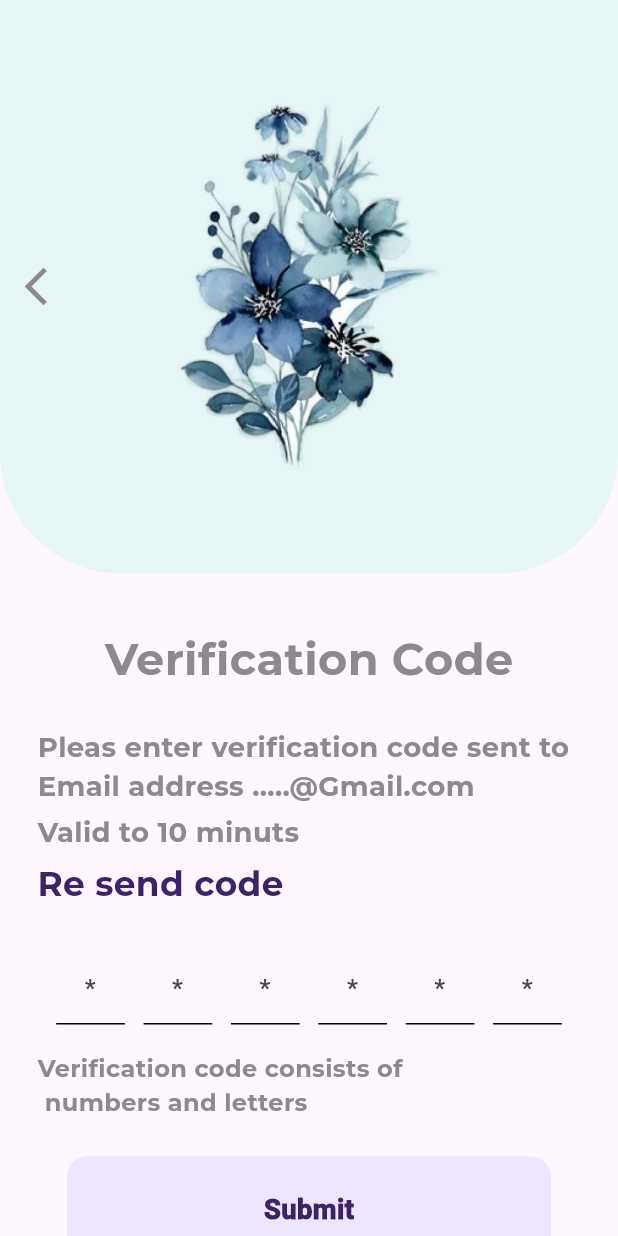
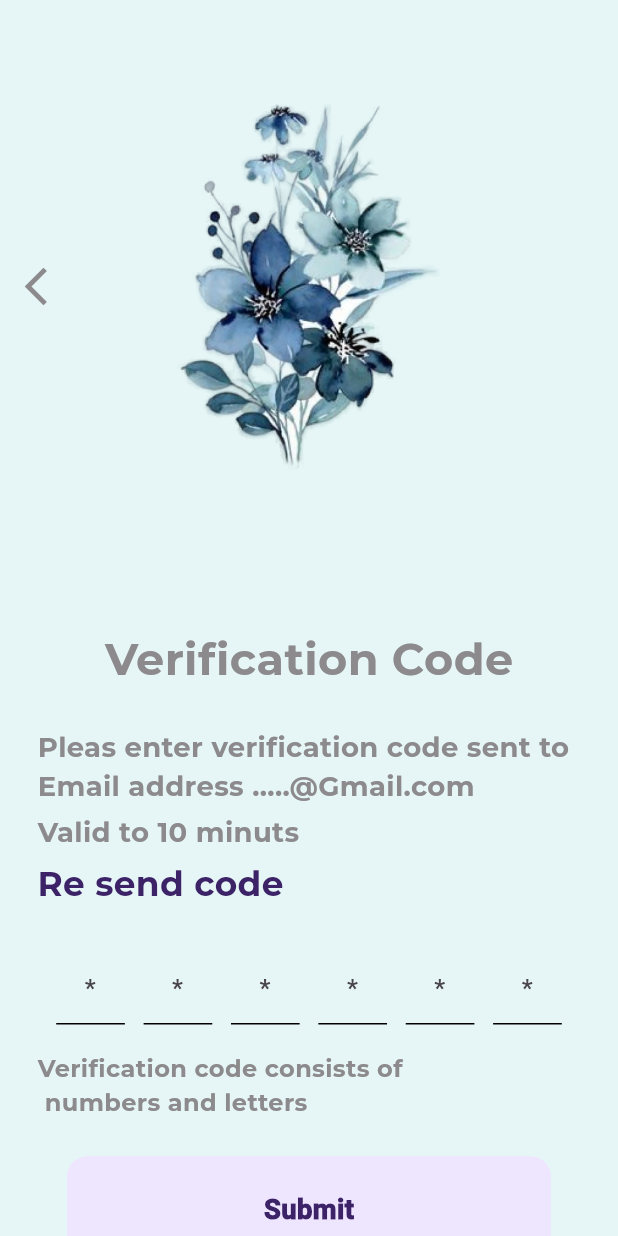
Before and after one commit to OBADA-ALNAASAN/flower_shop, a Flutter app: the screen it shows after launch, after a tap on "Login", on a phone screen of 412 x 824 dp. Run offline on Flutter 3.47's test engine with Material 3 defaults, Android fonts, the phone set to English and light mode, and no system bars; our stand-ins replace flutter_screenutil, get.

Commit message:
second commit

```diff
--- a/lib/constant/app_routes.dart
+++ b/lib/constant/app_routes.dart
@@ -4,4 +4,10 @@ class AppRoutes {
 
   static const String loginScreen = "/LoginScreen";
   static const String verificationScreen = "/VerificationPage";
+  static const String flowerdetailspage = "/FloweDetailsPage";
+  static const String filterpage = "/FilterPage";
+  static const String flowerpage = "/FlowerPage";
+  static const String mycartpage = "/MycartPage";
+  static const String paymentpage = "/PaymentPage";
+  static const String sittingpage = "/SittingScreen";
 }
--- /dev/null
+++ b/lib/constant/app_theme.dart
@@ -0,0 +1,21 @@
+import 'package:flower_shop/constant/app_color.dart';
+import 'package:flutter/material.dart';
+
+class AppTheme {
+  static ThemeData customDarkTheme = ThemeData.dark().copyWith(
+    scaffoldBackgroundColor: AppColors.darkgray,
+    primaryColor: AppColors.darkgray,
+  );
+  static ThemeData customLightTheme = ThemeData.light().copyWith(
+    scaffoldBackgroundColor: AppColors.blue,
+    primaryColor: AppColors.blue,
+
+  );
+}
+// (){
+//   if(Get.isDarkMode){
+//     Get.changeTheme(AppTheme.customLightTheme);
+//   }else{
+//     Get.changeTheme(AppTheme.customDarkTheme);
+//   }
+// }
--- a/lib/main.dart
+++ b/lib/main.dart
@@ -1,3 +1,4 @@
+import 'package:flower_shop/constant/app_theme.dart';
 import 'package:flower_shop/routes.dart';
 import 'package:flutter/material.dart';
 import 'package:flutter_screenutil/flutter_screenutil.dart';
@@ -16,6 +17,7 @@ class MyApp extends StatelessWidget {
     return  ScreenUtilInit(
       child: GetMaterialApp(   debugShowCheckedModeBanner: false,
       title: 'Splash Screen',
+      theme: AppTheme.customLightTheme,
       getPages: routes,),
     );
   }
--- a/lib/routes.dart
+++ b/lib/routes.dart
@@ -2,22 +2,26 @@ import 'package:flower_shop/constant/app_routes.dart';
 import 'package:flower_shop/view/auth/login_screen.dart';
 import 'package:flower_shop/view/auth/signup_screen.dart';
 import 'package:flower_shop/view/auth/verificatation_screen.dart';
+import 'package:flower_shop/view/filter_page.dart';
+import 'package:flower_shop/view/flowe_details_page.dart';
+import 'package:flower_shop/view/flower_page.dart';
 import 'package:flower_shop/view/home_page.dart';
+import 'package:flower_shop/view/mycart_page.dart';
+import 'package:flower_shop/view/payment_page.dart';
+import 'package:flower_shop/view/sitting_screen.dart';
 import 'package:get/get_navigation/src/routes/get_route.dart';
 
 List<GetPage<dynamic>>? routes = [
-  GetPage(
-    name: "/",
-    page: () => const LoginScreen(),
-  ),
-  GetPage(
-    name: AppRoutes.signUpScreen,
-    page: () => const SignUpScreen(),
-  ),
+  GetPage(name: "/", page: () => const LoginScreen()),
+  GetPage(name: AppRoutes.signUpScreen, page: () => const SignUpScreen()),
   GetPage(
       name: AppRoutes.verificationScreen, page: () => const VerificationPage()),
+  GetPage(name: AppRoutes.sittingpage, page: () => const SittingScreen()),
   GetPage(
-    name: AppRoutes.home,
-    page: () => const HomePage(),
-  ),
+      name: AppRoutes.flowerdetailspage, page: () => const FloweDetailsPage()),
+  GetPage(name: AppRoutes.filterpage, page: () => const FilterPage()),
+  GetPage(name: AppRoutes.flowerpage, page: () => const FlowerPage()),
+  GetPage(name: AppRoutes.mycartpage, page: () => const MycartPage()),
+  GetPage(name: AppRoutes.paymentpage, page: () => const PaymentPage()),
+  GetPage(name: AppRoutes.home, page: () => const HomePage()),
 ];
```
Also changed, not shown: lib/view/filter_page.dart (added, +14 -0 lines), lib/view/flowe_details_page.dart (added, +14 -0 lines), lib/view/flower_page.dart (added, +14 -0 lines), lib/view/mycart_page.dart (added, +14 -0 lines), lib/view/payment_page.dart (added, +14 -0 lines), lib/view/sitting_screen.dart (added, +14 -0 lines).
